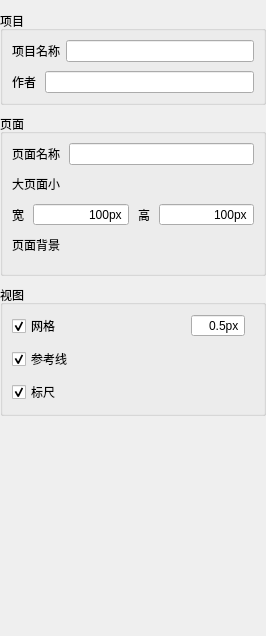
This is BIDesigner/projectpropertyform.ui in lsyeei/dashboard as Qt 5 draws it before an edit. The edited form follows.
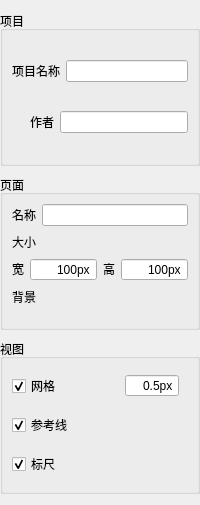
This is the edited form. Custom widgets are drawn as their Qt base class.

Commit message: 1.修改BIWidgets中的自定义控件的布局方式，使其能够根据子控件大小自动调节大小； 2.修改图元属性窗口的布局方式，使滚动条能够根据属性内容自动出现滚动条； 3.统一plugins包中的属性窗口，确保同样的属性窗口只创建一次；

The edit to the form file:
```diff
--- a/BIDesigner/projectpropertyform.ui
+++ b/BIDesigner/projectpropertyform.ui
@@ -6,8 +6,8 @@
    <rect>
     <x>0</x>
     <y>0</y>
-    <width>266</width>
-    <height>636</height>
+    <width>200</width>
+    <height>505</height>
    </rect>
   </property>
   <property name="sizePolicy">
@@ -19,12 +19,12 @@
   <property name="windowTitle">
    <string>Form</string>
   </property>
-  <layout class="QVBoxLayout" name="verticalLayout_6" stretch="0,0,0,0">
+  <layout class="QVBoxLayout" name="verticalLayout_6" stretch="0,0,0">
    <property name="spacing">
     <number>9</number>
    </property>
    <property name="sizeConstraint">
-    <enum>QLayout::SizeConstraint::SetNoConstraint</enum>
+    <enum>QLayout::SizeConstraint::SetMinimumSize</enum>
    </property>
    <property name="leftMargin">
     <number>0</number>
@@ -35,7 +35,7 @@
    <item>
     <widget class="QGroupBox" name="projectBox">
      <property name="sizePolicy">
-      <sizepolicy hsizetype="Ignored" vsizetype="Preferred">
+      <sizepolicy hsizetype="Preferred" vsizetype="Minimum">
        <horstretch>0</horstretch>
        <verstretch>0</verstretch>
       </sizepolicy>
@@ -47,6 +47,9 @@
       <property name="spacing">
        <number>9</number>
       </property>
+      <property name="sizeConstraint">
+       <enum>QLayout::SizeConstraint::SetMinimumSize</enum>
+      </property>
       <property name="topMargin">
        <number>9</number>
       </property>
@@ -58,10 +61,13 @@
         <property name="spacing">
          <number>6</number>
         </property>
+        <property name="sizeConstraint">
+         <enum>QLayout::SizeConstraint::SetMinimumSize</enum>
+        </property>
         <item>
          <widget class="QLabel" name="label">
           <property name="sizePolicy">
-           <sizepolicy hsizetype="Fixed" vsizetype="Preferred">
+           <sizepolicy hsizetype="Fixed" vsizetype="Fixed">
             <horstretch>0</horstretch>
             <verstretch>0</verstretch>
            </sizepolicy>
@@ -85,10 +91,32 @@
       </item>
       <item>
        <layout class="QHBoxLayout" name="horizontalLayout_3">
+        <property name="spacing">
+         <number>6</number>
+        </property>
+        <property name="sizeConstraint">
+         <enum>QLayout::SizeConstraint::SetMinimumSize</enum>
+        </property>
+        <item>
+         <spacer name="horizontalSpacer_4">
+          <property name="orientation">
+           <enum>Qt::Orientation::Horizontal</enum>
+          </property>
+          <property name="sizeType">
+           <enum>QSizePolicy::Policy::Fixed</enum>
+          </property>
+          <property name="sizeHint" stdset="0">
+           <size>
+            <width>18</width>
+            <height>20</height>
+           </size>
+          </property>
+         </spacer>
+        </item>
         <item>
          <widget class="QLabel" name="label_3">
           <property name="sizePolicy">
-           <sizepolicy hsizetype="Fixed" vsizetype="Preferred">
+           <sizepolicy hsizetype="Fixed" vsizetype="Fixed">
             <horstretch>0</horstretch>
             <verstretch>0</verstretch>
            </sizepolicy>
@@ -106,6 +134,12 @@
             <verstretch>0</verstretch>
            </sizepolicy>
           </property>
+          <property name="minimumSize">
+           <size>
+            <width>0</width>
+            <height>0</height>
+           </size>
+          </property>
          </widget>
         </item>
        </layout>
@@ -116,7 +150,7 @@
    <item>
     <widget class="QGroupBox" name="pageBox">
      <property name="sizePolicy">
-      <sizepolicy hsizetype="Ignored" vsizetype="Preferred">
+      <sizepolicy hsizetype="Preferred" vsizetype="Minimum">
        <horstretch>0</horstretch>
        <verstretch>0</verstretch>
       </sizepolicy>
@@ -124,28 +158,25 @@
      <property name="title">
       <string>页面</string>
      </property>
-     <layout class="QVBoxLayout" name="verticalLayout_2">
-      <property name="spacing">
-       <number>9</number>
-      </property>
-      <property name="topMargin">
-       <number>9</number>
-      </property>
-      <property name="bottomMargin">
-       <number>9</number>
+     <layout class="QVBoxLayout" name="verticalLayout">
+      <property name="sizeConstraint">
+       <enum>QLayout::SizeConstraint::SetMinimumSize</enum>
       </property>
       <item>
        <layout class="QHBoxLayout" name="horizontalLayout_2">
+        <property name="sizeConstraint">
+         <enum>QLayout::SizeConstraint::SetMinimumSize</enum>
+        </property>
         <item>
          <widget class="QLabel" name="label_2">
           <property name="sizePolicy">
-           <sizepolicy hsizetype="Fixed" vsizetype="Preferred">
+           <sizepolicy hsizetype="Fixed" vsizetype="Fixed">
             <horstretch>0</horstretch>
             <verstretch>0</verstretch>
            </sizepolicy>
           </property>
           <property name="text">
-           <string>页面名称</string>
+           <string>名称</string>
           </property>
          </widget>
         </item>
@@ -163,10 +194,19 @@
       </item>
       <item>
        <layout class="QHBoxLayout" name="horizontalLayout_6">
+        <property name="sizeConstraint">
+         <enum>QLayout::SizeConstraint::SetMinimumSize</enum>
+        </property>
         <item>
          <widget class="QLabel" name="label_4">
+          <property name="sizePolicy">
+           <sizepolicy hsizetype="Preferred" vsizetype="Fixed">
+            <horstretch>0</horstretch>
+            <verstretch>0</verstretch>
+           </sizepolicy>
+          </property>
           <property name="text">
-           <string>大页面小</string>
+           <string>大小</string>
           </property>
          </widget>
         </item>
@@ -187,10 +227,13 @@
       </item>
       <item>
        <layout class="QHBoxLayout" name="horizontalLayout_4">
+        <property name="sizeConstraint">
+         <enum>QLayout::SizeConstraint::SetMinimumSize</enum>
+        </property>
         <item>
          <widget class="QLabel" name="label_6">
           <property name="sizePolicy">
-           <sizepolicy hsizetype="Fixed" vsizetype="Preferred">
+           <sizepolicy hsizetype="Fixed" vsizetype="Fixed">
             <horstretch>0</horstretch>
             <verstretch>0</verstretch>
            </sizepolicy>
@@ -203,7 +246,7 @@
         <item>
          <widget class="QSpinBox" name="pageWidth">
           <property name="sizePolicy">
-           <sizepolicy hsizetype="Preferred" vsizetype="Minimum">
+           <sizepolicy hsizetype="Preferred" vsizetype="Fixed">
             <horstretch>0</horstretch>
             <verstretch>0</verstretch>
            </sizepolicy>
@@ -227,14 +270,14 @@
            <number>100</number>
           </property>
           <property name="maximum">
-           <number>16777215</number>
+           <number>999999</number>
           </property>
          </widget>
         </item>
         <item>
          <widget class="QLabel" name="label_5">
           <property name="sizePolicy">
-           <sizepolicy hsizetype="Fixed" vsizetype="Preferred">
+           <sizepolicy hsizetype="Fixed" vsizetype="Fixed">
             <horstretch>0</horstretch>
             <verstretch>0</verstretch>
            </sizepolicy>
@@ -247,7 +290,7 @@
         <item>
          <widget class="QSpinBox" name="pageHeight">
           <property name="sizePolicy">
-           <sizepolicy hsizetype="Preferred" vsizetype="Minimum">
+           <sizepolicy hsizetype="Preferred" vsizetype="Fixed">
             <horstretch>0</horstretch>
             <verstretch>0</verstretch>
            </sizepolicy>
@@ -268,7 +311,7 @@
            <number>100</number>
           </property>
           <property name="maximum">
-           <number>16777215</number>
+           <number>999999</number>
           </property>
          </widget>
         </item>
@@ -276,10 +319,19 @@
       </item>
       <item>
        <layout class="QHBoxLayout" name="horizontalLayout_7">
+        <property name="sizeConstraint">
+         <enum>QLayout::SizeConstraint::SetMinimumSize</enum>
+        </property>
         <item>
          <widget class="QLabel" name="label_7">
+          <property name="sizePolicy">
+           <sizepolicy hsizetype="Preferred" vsizetype="Fixed">
+            <horstretch>0</horstretch>
+            <verstretch>0</verstretch>
+           </sizepolicy>
+          </property>
           <property name="text">
-           <string>页面背景</string>
+           <string>背景</string>
           </property>
          </widget>
         </item>
@@ -325,7 +377,7 @@
    <item>
     <widget class="QGroupBox" name="viewBox">
      <property name="sizePolicy">
-      <sizepolicy hsizetype="Ignored" vsizetype="Preferred">
+      <sizepolicy hsizetype="Preferred" vsizetype="Minimum">
        <horstretch>0</horstretch>
        <verstretch>0</verstretch>
       </sizepolicy>
@@ -337,6 +389,9 @@
       <property name="spacing">
        <number>9</number>
       </property>
+      <property name="sizeConstraint">
+       <enum>QLayout::SizeConstraint::SetMinimumSize</enum>
+      </property>
       <property name="topMargin">
        <number>9</number>
       </property>
@@ -345,6 +400,9 @@
       </property>
       <item>
        <layout class="QHBoxLayout" name="horizontalLayout_5">
+        <property name="sizeConstraint">
+         <enum>QLayout::SizeConstraint::SetMinimumSize</enum>
+        </property>
         <item>
          <widget class="QCheckBox" name="showGrid">
           <property name="sizePolicy">
@@ -368,7 +426,7 @@
           </property>
           <property name="sizeHint" stdset="0">
            <size>
-            <width>40</width>
+            <width>20</width>
             <height>20</height>
            </size>
           </property>
@@ -456,19 +514,6 @@
      </layout>
     </widget>
    </item>
-   <item>
-    <spacer name="verticalSpacer">
-     <property name="orientation">
-      <enum>Qt::Orientation::Vertical</enum>
-     </property>
-     <property name="sizeHint" stdset="0">
-      <size>
-       <width>20</width>
-       <height>40</height>
-      </size>
-     </property>
-    </spacer>
-   </item>
   </layout>
  </widget>
  <customwidgets>
```
Left out of the diff: 48 changed lines with no effect on the pictures. The commit also changes 157 other files.
